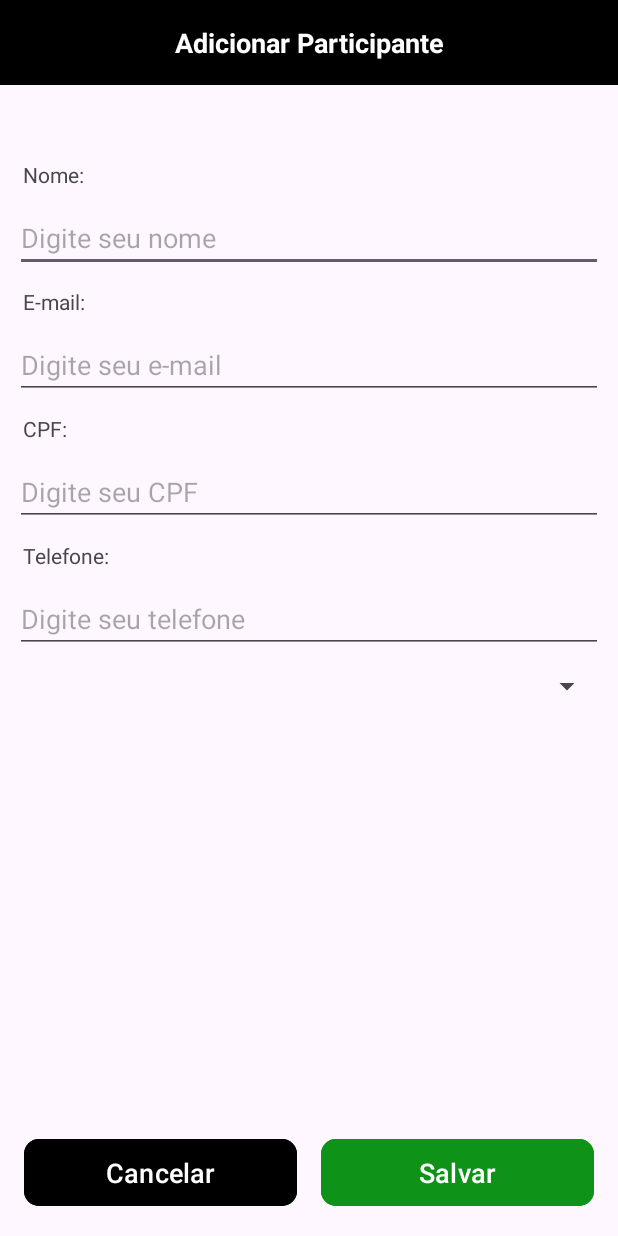
After one commit to BeatrizPoncesIP/racecontrol, an Android app: the AddEditParticipanteActivity screen opened directly, with no data from a screen before it, on a phone screen of 412 x 824 dp. The commit adds this screen. Run offline under Robolectric (Android 15) with nearby library versions, the phone set to English and light mode, and no system bars; our stand-ins replace Room's generated code.

Commit message:
Modificação no arquivo checksums.lock

```diff
--- a/app/build.gradle.kts
+++ b/app/build.gradle.kts
@@ -41,6 +41,7 @@ dependencies {
     implementation("androidx.navigation:navigation-fragment:2.6.0")
     implementation("androidx.navigation:navigation-ui:2.6.0")
     implementation("androidx.recyclerview:recyclerview:1.2.1")
+    implementation("androidx.activity:activity:1.9.2")
     testImplementation("junit:junit:4.13.2")
     androidTestImplementation("androidx.test.ext:junit:1.1.5")
     androidTestImplementation("androidx.test.espresso:espresso-core:3.5.1")
--- a/app/src/main/AndroidManifest.xml
+++ b/app/src/main/AndroidManifest.xml
@@ -12,6 +12,10 @@
         android:supportsRtl="true"
         android:theme="@style/Theme.RaceControl"
         tools:targetApi="31">
+        <activity
+            android:name=".AddEditParticipanteActivity"
+            android:exported="false"
+            android:theme="@style/Theme.RaceControl" />
         <activity
             android:name=".ModalidadesActivity"
             android:exported="false" />
--- /dev/null
+++ b/app/src/main/java/com/example/racecontrol/AddEditParticipanteActivity.java
@@ -0,0 +1,139 @@
+package com.example.racecontrol;
+
+import android.os.Bundle;
+import android.widget.ArrayAdapter;
+import android.widget.Button;
+import android.widget.EditText;
+import android.widget.Spinner;
+import android.widget.Toast;
+import androidx.appcompat.app.AppCompatActivity;
+import com.example.racecontrol.bd.dao.ParticipanteDao;
+import com.example.racecontrol.bd.dao.ModalidadeDao;
+import com.example.racecontrol.bd.database.AppDatabase;
+import com.example.racecontrol.bd.entities.Modalidade;
+import com.example.racecontrol.bd.entities.Participante;
+import java.util.List;
+import java.util.concurrent.ExecutorService;
+import java.util.concurrent.Executors;
+
+public class AddEditParticipanteActivity extends AppCompatActivity {
+
+    private EditText editTextNome, editTextEmail, editTextCPF, editTextTelefone;
+    private Spinner spinnerModalidade;
+    private Button buttonSalvar, buttonCancelar;
+    private ParticipanteDao participanteDao;
+    private ModalidadeDao modalidadeDao;
+    private ExecutorService executorService;
+    private Participante participante; // Usado para edição
+    private List<Modalidade> modalidades; // Lista de modalidades
+
+    @Override
+    protected void onCreate(Bundle savedInstanceState) {
+        super.onCreate(savedInstanceState);
+        setContentView(R.layout.activity_add_edit_participante);
+
+        // Inicializando os campos
+        editTextNome = findViewById(R.id.editNome);
+        editTextEmail = findViewById(R.id.editEmail);
+        editTextCPF = findViewById(R.id.editCPF);
+        editTextTelefone = findViewById(R.id.editTelefone);
+        spinnerModalidade = findViewById(R.id.spinnerModalidade);
+        buttonSalvar = findViewById(R.id.btnSalvar);
+        buttonCancelar = findViewById(R.id.btnCancelar);
+
+        // Inicializando o DAO e o executor
+        participanteDao = AppDatabase.getDatabase(this).participanteDao();
+        modalidadeDao = AppDatabase.getDatabase(this).modalidadeDao();
+        executorService = Executors.newSingleThreadExecutor();
+
+        // Carregar modalidades
+        carregarModalidades();
+
+        // Verifica se estamos editando um participante existente
+        if (getIntent().hasExtra("id")) {
+            int participanteId = getIntent().getIntExtra("id", -1);
+            carregarParticipante(participanteId);
+        }
+
+        buttonSalvar.setOnClickListener(v -> salvarParticipante());
+        buttonCancelar.setOnClickListener(v -> finish()); // Voltar para a tela anterior
+    }
+
+    private void carregarModalidades() {
+        executorService.execute(() -> {
+            modalidades = modalidadeDao.getAll(); // Busca todas as modalidades
+            runOnUiThread(() -> {
+                ArrayAdapter<Modalidade> adapter = new ArrayAdapter<>(this, android.R.layout.simple_spinner_item, modalidades);
+                adapter.setDropDownViewResource(android.R.layout.simple_spinner_dropdown_item);
+                spinnerModalidade.setAdapter(adapter);
+            });
+        });
+    }
+
+    private void carregarParticipante(int id) {
+        executorService.execute(() -> {
+            participante = participanteDao.getById(id); // Usa o método getById
+            runOnUiThread(() -> {
+                if (participante != null) {
+                    editTextNome.setText(participante.getNome());
+                    editTextEmail.setText(participante.getEmail());
+                    editTextCPF.setText(participante.getCpf());
+                    editTextTelefone.setText(participante.getTelefone());
+                    // Ajustar o spinner para a modalidade certa
+                    int spinnerPosition = 0; // Posição padrão
+                    for (int i = 0; i < modalidades.size(); i++) {
+                        if (modalidades.get(i).getId() == participante.getIdMod()) {
+                            spinnerPosition = i;
+                            break;
+                        }
+                    }
+                    spinnerModalidade.setSelection(spinnerPosition);
+                }
+            });
+        });
+    }
+
+    private void salvarParticipante() {
+        String nome = editTextNome.getText().toString().trim();
+        String email = editTextEmail.getText().toString().trim();
+        String cpf = editTextCPF.getText().toString().trim();
+        String telefone = editTextTelefone.getText().toString().trim();
+        Modalidade modalidadeSelecionada = (Modalidade) spinnerModalidade.getSelectedItem();
+        int idMod = modalidadeSelecionada != null ? modalidadeSelecionada.getId() : -1; // Pega o ID da modalidade
+
+        if (nome.isEmpty() || email.isEmpty() || cpf.isEmpty() || telefone.isEmpty()) {
+            Toast.makeText(this, "Por favor, preencha todos os campos", Toast.LENGTH_SHORT).show();
+            return;
+        }
+
+        // Verifica se estamos editando ou adicionando
+        executorService.execute(() -> {
+            if (participante == null) {
+                // Adicionando novo participante
+                participante = new Participante();
+                participante.setNome(nome);
+                participante.setEmail(email);
+                participante.setCpf(cpf);
+                participante.setTelefone(telefone);
+                participante.setIdMod(idMod);
+                participanteDao.insert(participante);
+                runOnUiThread(() -> {
+                    Toast.makeText(this, "Participante adicionado com sucesso", Toast.LENGTH_SHORT).show();
+                    finish(); // Voltar após salvar
+                });
+            } else {
+                // Editando participante existente
+                participante.setNome(nome);
+                participante.setEmail(email);
+                participante.setCpf(cpf);
+                participante.setTelefone(telefone);
+                participante.setIdMod(idMod);
+                participanteDao.update(participante);
+                runOnUiThread(() -> {
+                    Toast.makeText(this, "Participante atualizado com sucesso", Toast.LENGTH_SHORT).show();
+                    finish(); // Voltar após atualizar
+                });
+            }
+        });
+    }
+}
--- /dev/null
+++ b/app/src/main/res/layout/activity_add_edit_participante.xml
@@ -0,0 +1,174 @@
+<?xml version="1.0" encoding="utf-8"?>
+<androidx.constraintlayout.widget.ConstraintLayout xmlns:android="http://schemas.android.com/apk/res/android"
+    xmlns:app="http://schemas.android.com/apk/res-auto"
+    xmlns:tools="http://schemas.android.com/tools"
+    android:id="@+id/main"
+    android:layout_width="match_parent"
+    android:layout_height="match_parent"
+    tools:context=".AddEditParticipanteActivity">
+
+    <EditText
+        android:id="@+id/editNome"
+        android:layout_width="match_parent"
+        android:layout_height="wrap_content"
+        android:layout_marginStart="10dp"
+        android:layout_marginTop="10dp"
+        android:layout_marginEnd="10dp"
+        android:ems="10"
+        android:hint="Digite seu nome"
+        android:inputType="text"
+        app:layout_constraintEnd_toEndOf="parent"
+        app:layout_constraintHorizontal_bias="0.002"
+        app:layout_constraintStart_toStartOf="parent"
+        app:layout_constraintTop_toBottomOf="@+id/textNome" />
+
+    <TextView
+        android:id="@+id/txtAddParticipantes"
+        android:layout_width="match_parent"
+        android:layout_height="wrap_content"
+        android:background="@color/backgroundAppbar"
+        android:contentDescription="Adicionar Participante"
+        android:padding="16dp"
+        android:text="Adicionar Participante"
+        android:textAlignment="center"
+        android:textColor="@color/txtAppbar"
+        android:textSize="18dp"
+        android:textStyle="bold"
+        app:layout_constraintEnd_toEndOf="parent"
+        app:layout_constraintStart_toStartOf="parent"
+        app:layout_constraintTop_toTopOf="parent" />
+
+    <EditText
+        android:id="@+id/editEmail"
+        android:layout_width="match_parent"
+        android:layout_height="wrap_content"
+        android:layout_marginStart="10dp"
+        android:layout_marginTop="10dp"
+        android:layout_marginEnd="10dp"
+        android:ems="10"
+        android:hint="Digite seu e-mail"
+        android:inputType="textEmailAddress"
+        app:layout_constraintEnd_toEndOf="parent"
+        app:layout_constraintHorizontal_bias="0.0"
+        app:layout_constraintStart_toStartOf="parent"
+        app:layout_constraintTop_toBottomOf="@+id/textEmail" />
+
+    <EditText
+        android:id="@+id/editCPF"
+        android:layout_width="match_parent"
+        android:layout_height="wrap_content"
+        android:layout_marginStart="10dp"
+        android:layout_marginTop="10dp"
+        android:layout_marginEnd="10dp"
+        android:ems="10"
+        android:hint="Digite seu CPF"
+        android:inputType="text"
+        app:layout_constraintEnd_toEndOf="parent"
+        app:layout_constraintHorizontal_bias="0.0"
+        app:layout_constraintStart_toStartOf="parent"
+        app:layout_constraintTop_toBottomOf="@+id/textView3" />
+
+    <EditText
+        android:id="@+id/editTelefone"
+        android:layout_width="match_parent"
+        android:layout_height="wrap_content"
+        android:layout_marginStart="10dp"
+        android:layout_marginTop="10dp"
+        android:layout_marginEnd="10dp"
+        android:ems="10"
+        android:hint="Digite seu telefone"
+        android:inputType="phone"
+        app:layout_constraintEnd_toEndOf="parent"
+        app:layout_constraintHorizontal_bias="0.0"
+        app:layout_constraintStart_toStartOf="parent"
+        app:layout_constraintTop_toBottomOf="@+id/textView4" />
+
+    <Spinner
+        android:id="@+id/spinnerModalidade"
+        android:layout_width="match_parent"
+        android:layout_height="wrap_content"
+        android:layout_marginStart="10dp"
+        android:layout_marginTop="10dp"
+        android:layout_marginEnd="10dp"
+        app:layout_constraintEnd_toEndOf="parent"
+        app:layout_constraintHorizontal_bias="0.0"
+        app:layout_constraintStart_toStartOf="parent"
+        app:layout_constraintTop_toBottomOf="@+id/editTelefone" />
+
+    <TextView
+        android:id="@+id/textNome"
+        android:layout_width="wrap_content"
+        android:layout_height="wrap_content"
+        android:layout_marginStart="15dp"
+        android:layout_marginTop="50dp"
+        android:text="Nome:"
+        app:layout_constraintStart_toStartOf="parent"
+        app:layout_constraintTop_toBottomOf="@+id/txtAddParticipantes" />
+
+    <TextView
+        android:id="@+id/textEmail"
+        android:layout_width="wrap_content"
+        android:layout_height="wrap_content"
+        android:layout_marginStart="15dp"
+        android:layout_marginTop="10dp"
+        android:text="E-mail:"
+        app:layout_constraintStart_toStartOf="parent"
+        app:layout_constraintTop_toBottomOf="@+id/editNome" />
+
+    <TextView
+        android:id="@+id/textView3"
+        android:layout_width="wrap_content"
+        android:layout_height="wrap_content"
+        android:layout_marginStart="15dp"
+        android:layout_marginTop="10dp"
+        android:text="CPF:"
+        app:layout_constraintStart_toStartOf="parent"
+        app:layout_constraintTop_toBottomOf="@+id/editEmail" />
+
+    <TextView
+        android:id="@+id/textView4"
+        android:layout_width="wrap_content"
+        android:layout_height="wrap_content"
+        android:layout_marginStart="15dp"
+        android:layout_marginTop="10dp"
+        android:text="Telefone:"
+        app:layout_constraintStart_toStartOf="parent"
+        app:layout_constraintTop_toBottomOf="@+id/editCPF" />
+
+    <LinearLayout
+        android:layout_width="match_parent"
+        android:layout_height="wrap_content"
+        android:gravity="center_horizontal"
+        android:orientation="horizontal"
+        android:padding="16dp"
+        app:layout_constraintBottom_toBottomOf="parent">
+
+        <Button
+            android:id="@+id/btnCancelar"
+            android:layout_width="0dp"
+            android:layout_height="wrap_content"
+            android:layout_marginEnd="8dp"
+            android:layout_weight="1"
+            android:contentDescription="Cancelar"
+            android:padding="10dp"
+            android:textSize="18sp"
+            app:cornerRadius="10dp"
+            android:backgroundTint="@color/backgroundBotao"
+            android:textColor="@color/textoBotao"
+            android:text="Cancelar" />
+
+        <Button
+            android:id="@+id/btnSalvar"
+            android:layout_width="0dp"
+            android:layout_height="wrap_content"
+            android:layout_marginStart="8dp"
+            android:layout_weight="1"
+            android:contentDescription="Salvar"
+            android:padding="10dp"
+            android:textSize="18sp"
+            app:cornerRadius="10dp"
+            android:backgroundTint="@color/backgroundBotaSim"
+            android:textColor="@color/textoBotao"
+            android:text="Salvar" />
+    </LinearLayout>
+</androidx.constraintlayout.widget.ConstraintLayout>
--- a/app/src/main/res/layout/activity_participantes.xml
+++ b/app/src/main/res/layout/activity_participantes.xml
@@ -43,5 +43,6 @@
         app:backgroundTint="@color/backgroundBotao"
         app:layout_constraintBottom_toBottomOf="parent"
         app:layout_constraintEnd_toEndOf="parent"
+        android:onClick="addParticipante"
         app:tint="@color/iconAdd" />
 </androidx.constraintlayout.widget.ConstraintLayout>
--- a/app/src/main/res/values/colors.xml
+++ b/app/src/main/res/values/colors.xml
@@ -5,6 +5,7 @@
     <color name="txtNomeApp">#FFFFFFFF</color>
 
     <color name="backgroundBotao">#FF000000</color>
+    <color name="backgroundBotaSim">#0F9218</color>
     <color name="textoBotao">#FFFFFFFF</color>
 
     <color name="backgroundAppbar">#FF000000</color>
```
Also changed, not shown: app/src/main/java/com/example/racecontrol/ParticipantesActivity.java (+9 -4 lines), app/src/main/res/navigation/nav_graph5.xml (added, +28 -0 lines), app/src/main/java/com/example/racecontrol/ModalidadesActivity.java (line endings or trailing spaces), 1 other file.
